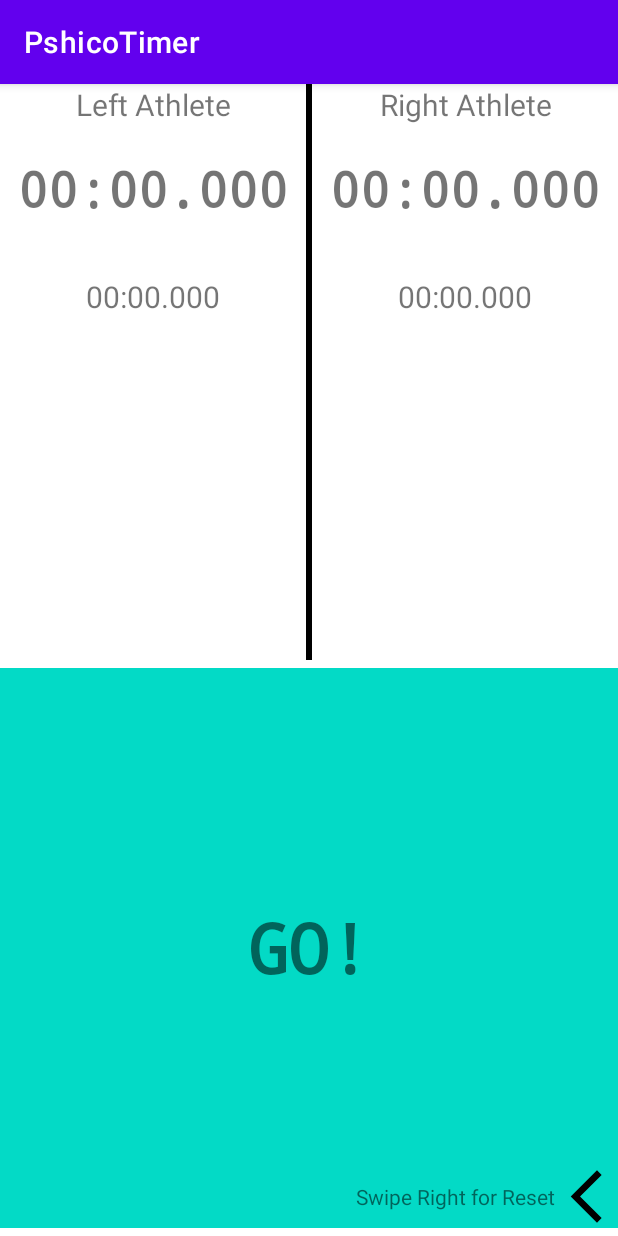
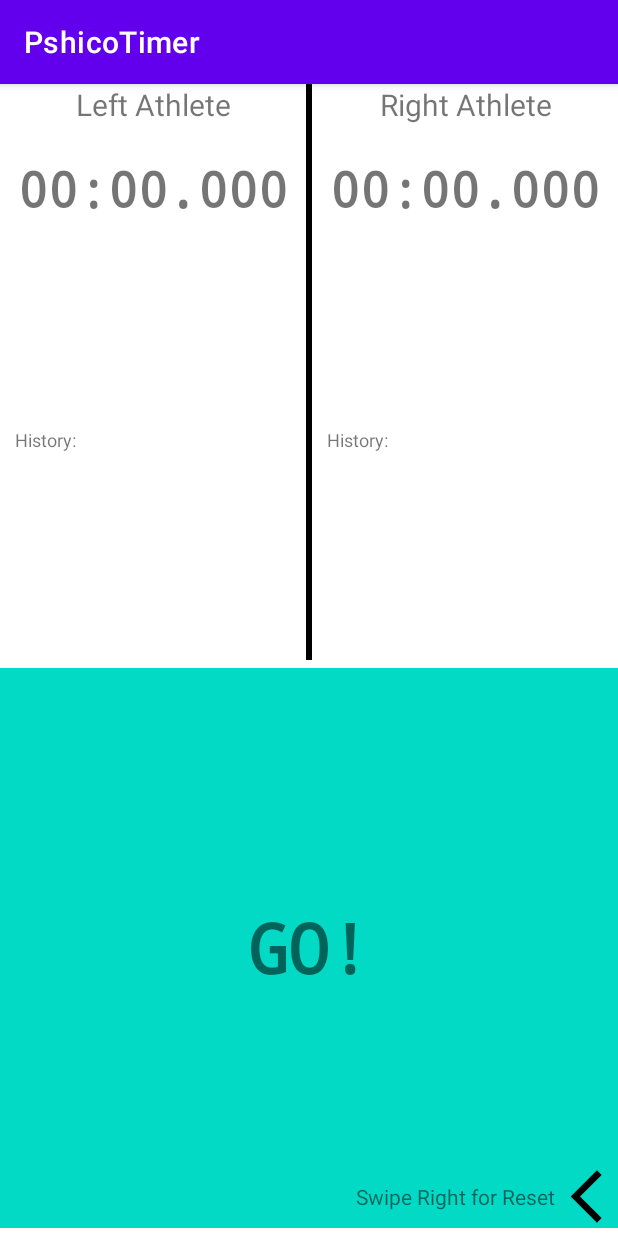
Before and after one commit to xyz32/PsicoblocTimer, an Android app: the screen it shows after launch (MainActivity), after a tap on "TRIGGER START", on a phone screen of 412 x 824 dp. Run offline under Robolectric (Android 15) with nearby library versions, the phone set to English and light mode, and no system bars; 4 statements that could not run were skipped.

Commit message:
Add history as a list.

```diff
--- a/app/src/main/java/com/adamratana/pshicotimer/MainActivity.java
+++ b/app/src/main/java/com/adamratana/pshicotimer/MainActivity.java
@@ -8,11 +8,16 @@ import android.os.Handler;
 import android.view.View;
 import android.view.ViewGroup;
 import android.view.WindowManager;
+import android.widget.ArrayAdapter;
+import android.widget.ListView;
 
 import com.adamratana.pshicotimer.network.TcpClient;
 import com.adamratana.pshicotimer.ui.ControlState;
 import com.adamratana.pshicotimer.ui.StartTrigger;
 import com.adamratana.pshicotimer.ui.TimerRunning;
+
+import java.util.ArrayList;
+import java.util.List;
 
 import needle.BackgroundThreadExecutor;
 import needle.Needle;
@@ -27,11 +32,19 @@ public class MainActivity extends AppCompatActivity implements TcpClient.OnMessa
 			.withThreadPoolSize(1);
 	private TcpClient tcp;
 	private AlertDialog alertDialog;
+	private final List<String> leftHistoryList = new ArrayList<>();
+	private final List<String> rightHistoryList = new ArrayList<>();
 
 	@Override
 	protected void onCreate(Bundle savedInstanceState) {
 		super.onCreate(savedInstanceState);
 		setContentView(R.layout.activity_main);
+
+		ArrayAdapter<String> leftHistoryAdapter = new ArrayAdapter<>(this, R.layout.list_history_item, leftHistoryList);
+		ArrayAdapter<String> rightHistoryAdapter = new ArrayAdapter<>(this, R.layout.list_history_item, rightHistoryList);
+
+		((ListView)findViewById(R.id.listLeftAthletePrev)).setAdapter(leftHistoryAdapter);
+		((ListView)findViewById(R.id.listRightAthletePrev)).setAdapter(rightHistoryAdapter);
 
 		mainContainer = findViewById(R.id.mainContainer);
 		crState = new StartTrigger(mainContainer);
@@ -42,7 +55,7 @@ public class MainActivity extends AppCompatActivity implements TcpClient.OnMessa
 			@Override
 			public void onClick(View view) {
 				crState.terminate();
-				crState = new TimerRunning(mainContainer);
+				crState = new TimerRunning(mainContainer, leftHistoryAdapter, rightHistoryAdapter);
 			}
 		});
 
--- a/app/src/main/java/com/adamratana/pshicotimer/ui/TimerRunning.java
+++ b/app/src/main/java/com/adamratana/pshicotimer/ui/TimerRunning.java
@@ -4,6 +4,8 @@ import android.media.AudioFormat;
 import android.media.AudioManager;
 import android.media.AudioTrack;
 import android.view.View;
+import android.widget.ArrayAdapter;
+import android.widget.ListView;
 import android.widget.TextView;
 
 import androidx.slidingpanelayout.widget.SlidingPaneLayout;
@@ -11,7 +13,9 @@ import androidx.slidingpanelayout.widget.SlidingPaneLayout;
 import com.adamratana.pshicotimer.R;
 
 import java.text.SimpleDateFormat;
+import java.util.ArrayList;
 import java.util.Date;
+import java.util.List;
 import java.util.Locale;
 import java.util.TimeZone;
 import java.util.concurrent.Executors;
@@ -33,6 +37,8 @@ public class TimerRunning extends ControlState {
 	private long rightRunTime = 0;
 	private AudioTrack audioLow;
 	private AudioTrack audioHigh;
+	private final ArrayAdapter<String> leftHistoryList;
+	private final ArrayAdapter<String> rightHistoryList;
 
 	BackgroundThreadExecutor EXECUTOR = Needle.onBackgroundThread()
 			.withTaskType("generic")
@@ -40,8 +46,11 @@ public class TimerRunning extends ControlState {
 	private ScheduledExecutorService executor;
 	private long startTime;
 
-	public TimerRunning(View mainContainer) {
+	public TimerRunning(View mainContainer, ArrayAdapter<String> leftHistoryList, ArrayAdapter<String> rightHistoryList) {
 		super(mainContainer);
+
+		this.leftHistoryList = leftHistoryList;
+		this.rightHistoryList = rightHistoryList;
 
 		audioLow = generateTone(880, 200, 1);
 		audioHigh = generateTone(1760, 100, 1);
@@ -113,8 +122,10 @@ public class TimerRunning extends ControlState {
 		audioLow.release();
 		audioHigh.release();
 
-		((TextView) findViewById(R.id.textLeftAthletePrev)).setText(leftAthleteText.getText());
-		((TextView) findViewById(R.id.textRightAthletePrev)).setText(rightAthleteText.getText());
+		leftHistoryList.insert(leftAthleteText.getText().toString(), 0);
+		leftHistoryList.notifyDataSetChanged();
+		rightHistoryList.insert(rightAthleteText.getText().toString(),0);
+		rightHistoryList.notifyDataSetChanged();
 		((TextView)findViewById(R.id.textLeftOrder)).setText("");
 		((TextView)findViewById(R.id.textRightOrder)).setText("");
 
--- a/app/src/main/res/layout/activity_main.xml
+++ b/app/src/main/res/layout/activity_main.xml
@@ -52,15 +52,6 @@
                     android:textStyle="bold" />
 
                 <TextView
-                    android:id="@+id/textLeftAthletePrev"
-                    android:layout_width="match_parent"
-                    android:layout_height="wrap_content"
-                    android:text="00:00.000"
-                    android:textAlignment="center"
-                    android:textAllCaps="false"
-                    android:textSize="20sp" />
-
-                <TextView
                     android:id="@+id/textLeftOrder"
                     android:layout_width="wrap_content"
                     android:layout_height="wrap_content"
@@ -77,6 +68,20 @@
                     android:textSize="45sp"
                     android:textStyle="bold"
                     />
+
+                <TextView
+                    android:layout_width="match_parent"
+                    android:layout_height="wrap_content"
+                    android:text="@string/history"
+                    android:textAllCaps="false"
+                    android:textSize="12sp" />
+                <ListView
+                    android:id="@+id/listLeftAthletePrev"
+                    android:layout_width="match_parent"
+                    android:layout_height="wrap_content"
+                    android:textAlignment="center"
+                    android:textAllCaps="false"
+                    android:textSize="20sp" />
             </LinearLayout>
 
             <View
@@ -116,15 +121,6 @@
                     android:textStyle="bold" />
 
                 <TextView
-                    android:id="@+id/textRightAthletePrev"
-                    android:layout_width="match_parent"
-                    android:layout_height="wrap_content"
-                    android:text="00:00.000"
-                    android:textAlignment="center"
-                    android:textAllCaps="false"
-                    android:textSize="20sp" />
-
-                <TextView
                     android:id="@+id/textRightOrder"
                     android:layout_width="wrap_content"
                     android:layout_height="wrap_content"
@@ -141,6 +137,20 @@
                     android:textSize="45sp"
                     android:textStyle="bold"
                     />
+
+                <TextView
+                    android:layout_width="match_parent"
+                    android:layout_height="wrap_content"
+                    android:text="@string/history"
+                    android:textAllCaps="false"
+                    android:textSize="12sp" />
+                <ListView
+                    android:id="@+id/listRightAthletePrev"
+                    android:layout_width="match_parent"
+                    android:layout_height="wrap_content"
+                    android:textAlignment="center"
+                    android:textAllCaps="false"
+                    android:textSize="20sp" />
             </LinearLayout>
         </LinearLayout>
 
--- /dev/null
+++ b/app/src/main/res/layout/list_history_item.xml
@@ -0,0 +1,9 @@
+<?xml version="1.0" encoding="utf-8"?>
+<TextView xmlns:android="http://schemas.android.com/apk/res/android"
+    android:id="@+id/textLeftAthletePrev"
+    android:layout_width="match_parent"
+    android:layout_height="wrap_content"
+    android:text="00:00.000"
+    android:textAlignment="center"
+    android:textAllCaps="false"
+    android:textSize="20sp" />
--- a/app/src/main/res/values/strings.xml
+++ b/app/src/main/res/values/strings.xml
@@ -6,4 +6,5 @@
     <string name="left_athlete">Left Athlete</string>
     <string name="right_athlete">Right Athlete</string>
     <string name="swipe_right_to_reset">Swipe Right for Reset</string>
+    <string name="history">History:</string>
 </resources>
```
